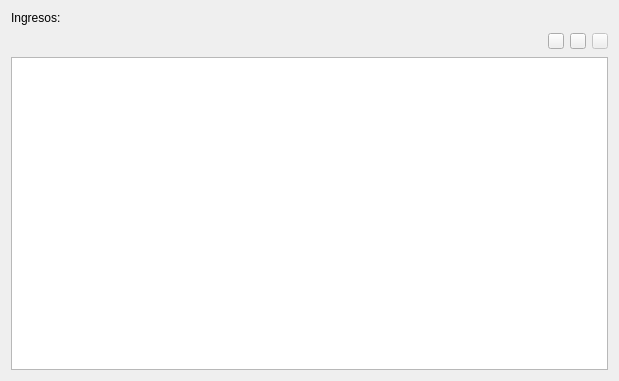
Qt form ingresos_widget.ui (mdchaparror/QFinanzas) before a commit.
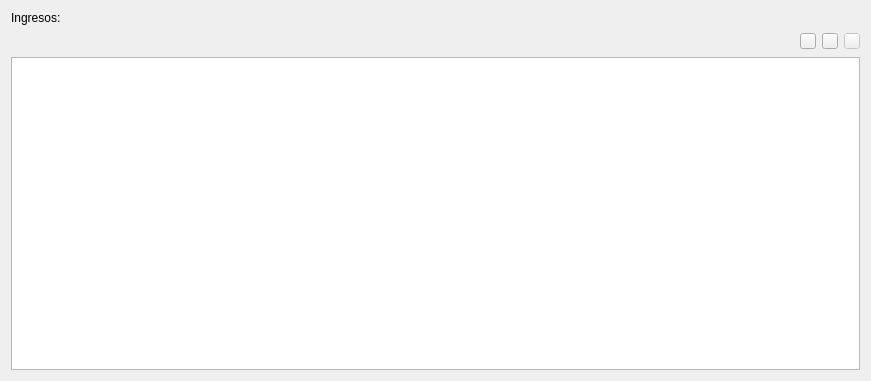
The same form after that commit. Icons and pictures are not drawn.

Diff of the .ui file:
```diff
--- a/ingresos_widget.ui
+++ b/ingresos_widget.ui
@@ -6,7 +6,7 @@
    <rect>
     <x>0</x>
     <y>0</y>
-    <width>619</width>
+    <width>871</width>
     <height>381</height>
    </rect>
   </property>
@@ -31,6 +31,15 @@
      <property name="sortingEnabled">
       <bool>true</bool>
      </property>
+     <attribute name="horizontalHeaderDefaultSectionSize">
+      <number>150</number>
+     </attribute>
+     <attribute name="horizontalHeaderMinimumSectionSize">
+      <number>120</number>
+     </attribute>
+     <attribute name="horizontalHeaderStretchLastSection">
+      <bool>true</bool>
+     </attribute>
     </widget>
    </item>
    <item row="1" column="0">
```
